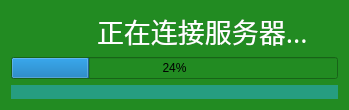
First picture: the form in loading/loadingdlg.ui, repository wwkl3385/ManagementTool, before the edit.
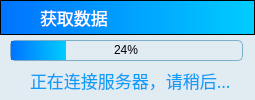
Second picture: the form after the edit. Icons and pictures are not drawn.

```diff
--- a/loading/loadingdlg.ui
+++ b/loading/loadingdlg.ui
@@ -6,103 +6,276 @@
    <rect>
     <x>0</x>
     <y>0</y>
-    <width>349</width>
-    <height>102</height>
+    <width>255</width>
+    <height>100</height>
    </rect>
   </property>
+  <property name="minimumSize">
+   <size>
+    <width>255</width>
+    <height>100</height>
+   </size>
+  </property>
+  <property name="maximumSize">
+   <size>
+    <width>255</width>
+    <height>100</height>
+   </size>
+  </property>
   <property name="windowTitle">
    <string>Dialog</string>
   </property>
   <property name="styleSheet">
-   <string notr="true">background-color: forestgreen;</string>
+   <string notr="true">background-color: #e1ebf2;
+</string>
   </property>
-  <layout class="QGridLayout" name="gridLayout" rowstretch="2,0,0">
-   <property name="sizeConstraint">
-    <enum>QLayout::SetMinimumSize</enum>
+  <widget class="QProgressBar" name="progressBar">
+   <property name="geometry">
+    <rect>
+     <x>10</x>
+     <y>40</y>
+     <width>233</width>
+     <height>21</height>
+    </rect>
    </property>
-   <item row="0" column="0">
-    <widget class="QLabel" name="timeLabel_2">
-     <property name="maximumSize">
-      <size>
-       <width>80</width>
-       <height>40</height>
-      </size>
-     </property>
-     <property name="font">
-      <font>
-       <family>方正舒体</family>
-       <pointsize>20</pointsize>
-       <weight>50</weight>
-       <italic>false</italic>
-       <bold>false</bold>
-      </font>
-     </property>
-     <property name="styleSheet">
-      <string notr="true">color: rgb(255,255,255);
-border-radius:5px;
-font:20pt;
+   <property name="minimumSize">
+    <size>
+     <width>233</width>
+     <height>0</height>
+    </size>
+   </property>
+   <property name="maximumSize">
+    <size>
+     <width>233</width>
+     <height>16777215</height>
+    </size>
+   </property>
+   <property name="styleSheet">
+    <string notr="true">QProgressBar{border: 1px solid #7cadc9;border-radius: 5px;text-align: center; }
+QProgressBar::chunk
+{background:qlineargradient(spread:pad,x1:0,y1:0,x2:1,y2:0,stop:0 #0073ff,stop:1 #00cdff);}</string>
+   </property>
+   <property name="value">
+    <number>24</number>
+   </property>
+  </widget>
+  <widget class="QFrame" name="frame">
+   <property name="geometry">
+    <rect>
+     <x>0</x>
+     <y>0</y>
+     <width>255</width>
+     <height>35</height>
+    </rect>
+   </property>
+   <property name="minimumSize">
+    <size>
+     <width>255</width>
+     <height>35</height>
+    </size>
+   </property>
+   <property name="maximumSize">
+    <size>
+     <width>255</width>
+     <height>35</height>
+    </size>
+   </property>
+   <property name="styleSheet">
+    <string notr="true">
+font:23pt;
+font-family:Microsoft Yahei;
+background:qlineargradient(spread:pad, x1:0, y1:0, x2:1, y2:0, stop:0 #0073ff, stop:1 #00cdff);
 </string>
-     </property>
-     <property name="text">
-      <string/>
-     </property>
-     <property name="pixmap">
-      <pixmap resource="../icon/pictures.qrc">:/new/background/teld.png</pixmap>
-     </property>
-     <property name="scaledContents">
-      <bool>true</bool>
-     </property>
-     <property name="wordWrap">
-      <bool>false</bool>
-     </property>
-    </widget>
-   </item>
-   <item row="2" column="0" colspan="2">
-    <widget class="QLabel" name="loadingLabel">
-     <property name="styleSheet">
-      <string notr="true">background-color: rgb(38,157,128);</string>
-     </property>
-     <property name="text">
-      <string/>
-     </property>
-    </widget>
-   </item>
-   <item row="0" column="1">
-    <widget class="QLabel" name="timeLabel">
-     <property name="font">
-      <font>
-       <family>方正舒体</family>
-       <pointsize>20</pointsize>
-       <weight>50</weight>
-       <italic>false</italic>
-       <bold>false</bold>
-      </font>
-     </property>
-     <property name="styleSheet">
-      <string notr="true">color: rgb(255,255,255);
+   </property>
+   <property name="frameShape">
+    <enum>QFrame::StyledPanel</enum>
+   </property>
+   <property name="frameShadow">
+    <enum>QFrame::Raised</enum>
+   </property>
+   <widget class="QLabel" name="timeLabel_2">
+    <property name="geometry">
+     <rect>
+      <x>1</x>
+      <y>0</y>
+      <width>33</width>
+      <height>33</height>
+     </rect>
+    </property>
+    <property name="minimumSize">
+     <size>
+      <width>33</width>
+      <height>33</height>
+     </size>
+    </property>
+    <property name="maximumSize">
+     <size>
+      <width>33</width>
+      <height>33</height>
+     </size>
+    </property>
+    <property name="font">
+     <font>
+      <family>Microsoft Yahei</family>
+      <pointsize>23</pointsize>
+      <weight>50</weight>
+      <italic>false</italic>
+      <bold>false</bold>
+     </font>
+    </property>
+    <property name="styleSheet">
+     <string notr="true">background:transparent;</string>
+    </property>
+    <property name="text">
+     <string/>
+    </property>
+    <property name="pixmap">
+     <pixmap resource="../icon/pictures.qrc">:/new/background/特来电.ico</pixmap>
+    </property>
+    <property name="scaledContents">
+     <bool>true</bool>
+    </property>
+    <property name="wordWrap">
+     <bool>false</bool>
+    </property>
+   </widget>
+   <widget class="QLabel" name="timeLabel">
+    <property name="geometry">
+     <rect>
+      <x>40</x>
+      <y>2</y>
+      <width>81</width>
+      <height>31</height>
+     </rect>
+    </property>
+    <property name="maximumSize">
+     <size>
+      <width>200</width>
+      <height>60</height>
+     </size>
+    </property>
+    <property name="font">
+     <font>
+      <family>Microsoft Yahei</family>
+      <pointsize>13</pointsize>
+      <weight>50</weight>
+      <italic>false</italic>
+      <bold>false</bold>
+     </font>
+    </property>
+    <property name="styleSheet">
+     <string notr="true">background:transparent;
+font:13pt;
+color:white;</string>
+    </property>
+    <property name="text">
+     <string>获取数据</string>
+    </property>
+    <property name="scaledContents">
+     <bool>true</bool>
+    </property>
+    <property name="wordWrap">
+     <bool>false</bool>
+    </property>
+   </widget>
+   <widget class="QPushButton" name="cancelPushButton">
+    <property name="geometry">
+     <rect>
+      <x>220</x>
+      <y>0</y>
+      <width>35</width>
+      <height>35</height>
+     </rect>
+    </property>
+    <property name="minimumSize">
+     <size>
+      <width>35</width>
+      <height>35</height>
+     </size>
+    </property>
+    <property name="maximumSize">
+     <size>
+      <width>35</width>
+      <height>35</height>
+     </size>
+    </property>
+    <property name="styleSheet">
+     <string notr="true">QPushButton
+{
+    font-family:Microsoft Yahei;
+    color:white;
+    background:transparent;
+    border-radius:5px;
+	font: 12pt;
+}
+
+QPushButton:hover
+{
+    background-color:red;
+}
+
+QPushButton:pressed
+{
+    background-color:deepskyblue;
+    padding-left:2px;
+    padding-top:2px;
+}
+QPushButton:unpressed
+{
+    background-color:rgb(0 , 100 , 0);
+    padding-left:2px;
+    padding-top:2px;
+}</string>
+    </property>
+    <property name="text">
+     <string/>
+    </property>
+    <property name="icon">
+     <iconset resource="../icon/pictures.qrc">
+      <normaloff>:/new/background/x.ico</normaloff>:/new/background/x.ico</iconset>
+    </property>
+   </widget>
+  </widget>
+  <widget class="QLabel" name="timeLabel_3">
+   <property name="geometry">
+    <rect>
+     <x>30</x>
+     <y>70</y>
+     <width>200</width>
+     <height>21</height>
+    </rect>
+   </property>
+   <property name="maximumSize">
+    <size>
+     <width>200</width>
+     <height>60</height>
+    </size>
+   </property>
+   <property name="font">
+    <font>
+     <family>微软雅黑</family>
+     <pointsize>13</pointsize>
+     <weight>50</weight>
+     <italic>false</italic>
+     <bold>false</bold>
+    </font>
+   </property>
+   <property name="styleSheet">
+    <string notr="true">color: #0f9ef7;
 border-radius:5px;
-font:20pt;
-</string>
-     </property>
-     <property name="text">
-      <string>正在连接服务器...</string>
-     </property>
-     <property name="scaledContents">
-      <bool>true</bool>
-     </property>
-     <property name="wordWrap">
-      <bool>false</bool>
-     </property>
-    </widget>
-   </item>
-   <item row="1" column="0" colspan="2">
-    <widget class="QProgressBar" name="progressBar">
-     <property name="value">
-      <number>24</number>
-     </property>
-    </widget>
-   </item>
-  </layout>
+font:13pt;
+font-family:微软雅黑;</string>
+   </property>
+   <property name="text">
+    <string>正在连接服务器，请稍后...</string>
+   </property>
+   <property name="scaledContents">
+    <bool>true</bool>
+   </property>
+   <property name="wordWrap">
+    <bool>false</bool>
+   </property>
+  </widget>
  </widget>
  <resources>
   <include location="../icon/pictures.qrc"/>
```
